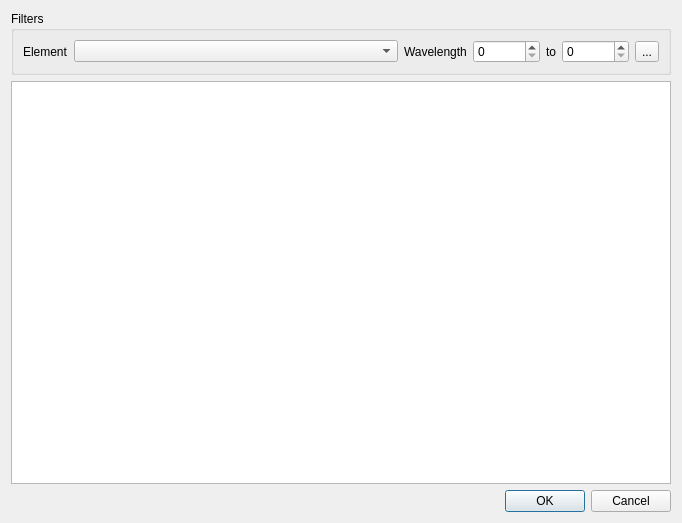
Before: the Qt Designer form lines_dialog.ui in GuLinux/PySpectrum, drawn with Qt 5.
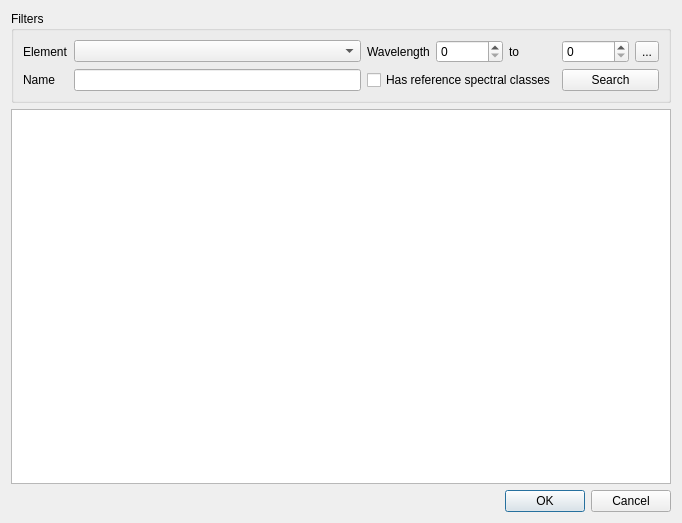
After: the same form once the commit is applied.

Commit message: more filters for lines selection

```diff
--- a/lines_dialog.ui
+++ b/lines_dialog.ui
@@ -19,8 +19,8 @@
      <property name="title">
       <string>Filters</string>
      </property>
-     <layout class="QHBoxLayout" name="horizontalLayout">
-      <item>
+     <layout class="QGridLayout" name="gridLayout">
+      <item row="0" column="0">
        <widget class="QLabel" name="label">
         <property name="sizePolicy">
          <sizepolicy hsizetype="Minimum" vsizetype="Preferred">
@@ -33,7 +33,7 @@
         </property>
        </widget>
       </item>
-      <item>
+      <item row="0" column="1">
        <widget class="QComboBox" name="elements">
         <property name="sizePolicy">
          <sizepolicy hsizetype="MinimumExpanding" vsizetype="Fixed">
@@ -43,45 +43,75 @@
         </property>
        </widget>
       </item>
-      <item>
+      <item row="0" column="2">
        <widget class="QLabel" name="label_2">
         <property name="text">
          <string>Wavelength</string>
         </property>
        </widget>
       </item>
-      <item>
+      <item row="0" column="3">
        <widget class="QSpinBox" name="lambda_from">
         <property name="maximum">
          <number>9999999</number>
         </property>
        </widget>
       </item>
-      <item>
+      <item row="0" column="4">
        <widget class="QLabel" name="label_3">
+        <property name="sizePolicy">
+         <sizepolicy hsizetype="Minimum" vsizetype="Preferred">
+          <horstretch>0</horstretch>
+          <verstretch>0</verstretch>
+         </sizepolicy>
+        </property>
         <property name="text">
          <string>to</string>
         </property>
        </widget>
       </item>
-      <item>
+      <item row="0" column="5">
        <widget class="QSpinBox" name="lambda_to">
         <property name="maximum">
          <number>9999999</number>
         </property>
        </widget>
       </item>
-      <item>
+      <item row="0" column="6">
        <widget class="QToolButton" name="pick_wavelengths">
         <property name="text">
          <string>...</string>
         </property>
        </widget>
       </item>
+      <item row="1" column="0">
+       <widget class="QLabel" name="label_4">
+        <property name="text">
+         <string>Name</string>
+        </property>
+       </widget>
+      </item>
+      <item row="1" column="1">
+       <widget class="QLineEdit" name="name"/>
+      </item>
+      <item row="1" column="2" colspan="3">
+       <widget class="QCheckBox" name="sp_types">
+        <property name="text">
+         <string>Has reference spectral classes</string>
+        </property>
+       </widget>
+      </item>
+      <item row="1" column="5" colspan="2">
+       <widget class="QPushButton" name="pushButton">
+        <property name="text">
+         <string>Search</string>
+        </property>
+       </widget>
+      </item>
      </layout>
     </widget>
    </item>
-   <item row="1" column="0">
+   <item row="2" column="0">
     <widget class="QTableView" name="lines">
      <property name="editTriggers">
       <set>QAbstractItemView::NoEditTriggers</set>
@@ -97,7 +127,7 @@
      </attribute>
     </widget>
    </item>
-   <item row="2" column="0">
+   <item row="3" column="0">
     <widget class="QDialogButtonBox" name="buttonBox">
      <property name="orientation">
       <enum>Qt::Horizontal</enum>
```
The commit also changes 2 other files.
